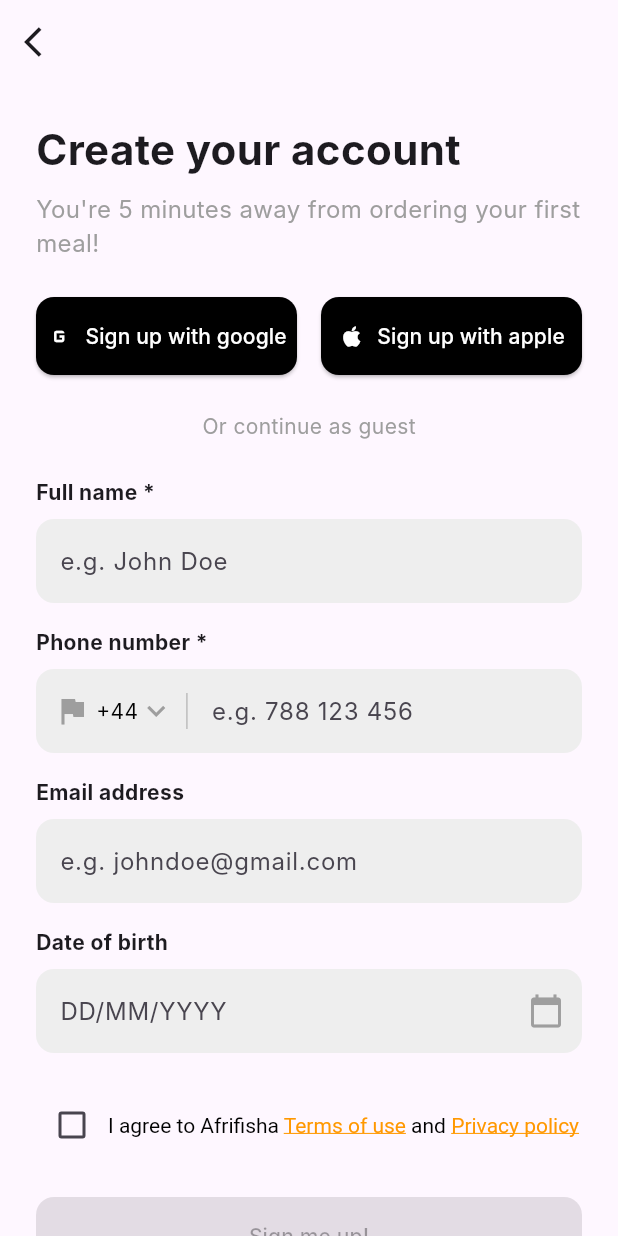
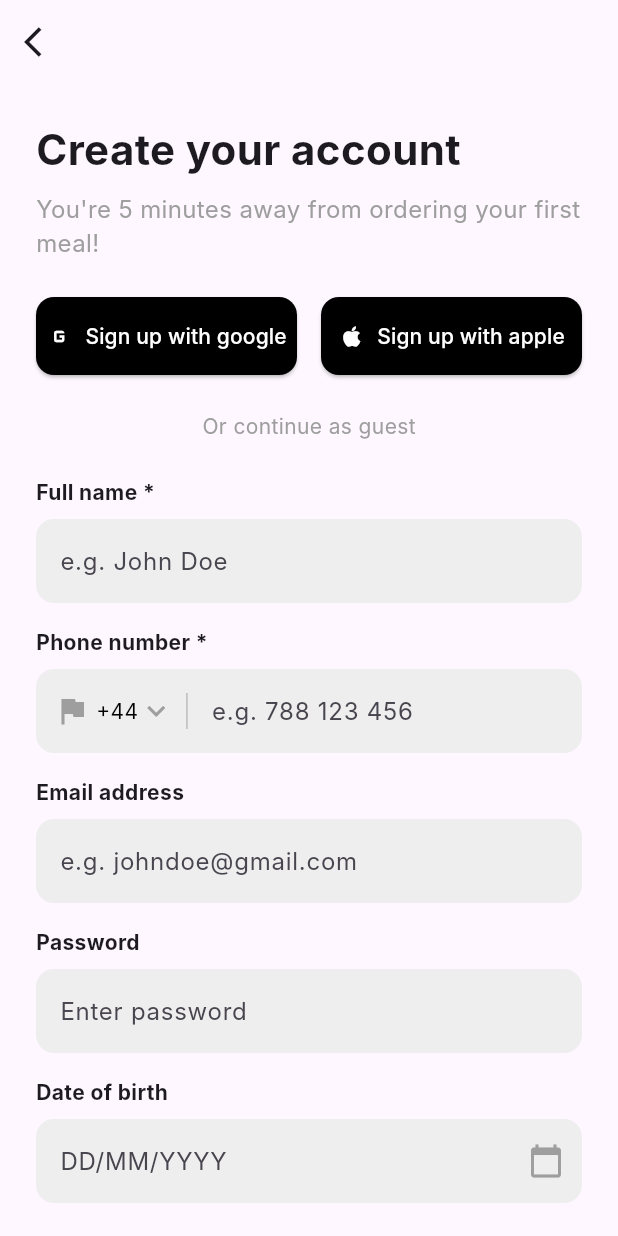
Before and after one commit to progFilthi/food_delivery, a Flutter app: the LoginScreen screen opened by its route, after a tap on an icon or button, on a phone screen of 412 x 824 dp. Run offline on Flutter 3.47's test engine with Material 3 defaults, Android fonts, the phone set to English and light mode, and no system bars; our stand-ins replace firebase_auth, firebase_core; accounts and stored records are empty; network calls fail; Roboto replaces fonts that are missing (Inter); statements that could not run were skipped.

Commit message:
Update dependencies and implement Firebase authentication in the app. Added email and password sign-up and login functionality, updated Podfile for iOS platform version, and modified pubspec.lock for new package versions.

```diff
--- a/lib/screens/authentication/create_account_screen.dart
+++ b/lib/screens/authentication/create_account_screen.dart
@@ -2,6 +2,7 @@ import 'package:flutter/material.dart';
 import 'package:flutter/gestures.dart'; // Required for TapGestureRecognizer
 import 'package:food_delivery_app/widgets/custom_text_field.dart';
 import 'package:food_delivery_app/widgets/custom_phone_field.dart';
+import 'package:firebase_auth/firebase_auth.dart';
 
 class CreateAccountScreen extends StatefulWidget {
   const CreateAccountScreen({super.key});
@@ -12,6 +13,50 @@ class CreateAccountScreen extends StatefulWidget {
 
 class _CreateAccountScreenState extends State<CreateAccountScreen> {
   bool _agreedToTerms = false;
+  final TextEditingController _emailController = TextEditingController();
+  final TextEditingController _passwordController = TextEditingController();
+  bool _isLoading = false;
+
+  @override
+  void dispose() {
+    _emailController.dispose();
+    _passwordController.dispose();
+    super.dispose();
+  }
+
+  Future<void> _signUp() async {
+    setState(() {
+      _isLoading = true;
+    });
+    try {
+      await FirebaseAuth.instance.createUserWithEmailAndPassword(
+        email: _emailController.text.trim(),
+        password: _passwordController.text.trim(),
+      );
+      if (mounted) {
+        Navigator.pushNamed(context, '/verification');
+      }
+    } on FirebaseAuthException catch (e) {
+      showDialog(
+        context: context,
+        builder: (context) => AlertDialog(
+          title: const Text('Signup Failed'),
+          content: Text(e.message ?? 'Unknown error'),
+          actions: [
+            TextButton(
+              onPressed: () => Navigator.of(context).pop(),
+              child: const Text('OK'),
+            ),
+          ],
+        ),
+      );
+    } finally {
+      if (mounted)
+        setState(() {
+          _isLoading = false;
+        });
+    }
+  }
 
   @override
   Widget build(BuildContext context) {
@@ -33,18 +78,12 @@ class _CreateAccountScreenState extends State<CreateAccountScreen> {
           children: [
             const Text(
               'Create your account',
-              style: TextStyle(
-                fontSize: 28,
-                fontWeight: FontWeight.bold,
-              ),
+              style: TextStyle(fontSize: 28, fontWeight: FontWeight.bold),
             ),
             const SizedBox(height: 8),
             const Text(
               'You\'re 5 minutes away from ordering your first meal!',
-              style: TextStyle(
-                fontSize: 16,
-                color: Colors.grey,
-              ),
+              style: TextStyle(fontSize: 16, color: Colors.grey),
             ),
             const SizedBox(height: 24),
             Row(
@@ -62,7 +101,9 @@ class _CreateAccountScreenState extends State<CreateAccountScreen> {
                         borderRadius: BorderRadius.circular(12),
                       ),
                     ),
-                    icon: const Icon(Icons.g_mobiledata), // Placeholder for Google icon
+                    icon: const Icon(
+                      Icons.g_mobiledata,
+                    ), // Placeholder for Google icon
                     label: const Text('Sign up with google'),
                   ),
                 ),
@@ -98,9 +139,24 @@ class _CreateAccountScreenState extends State<CreateAccountScreen> {
             const SizedBox(height: 16),
             CustomPhoneField(label: 'Phone number *', prefixText: '+44'),
             const SizedBox(height: 16),
-            CustomTextField(label: 'Email address', hintText: 'e.g. johndoe@gmail.com'),
+            CustomTextField(
+              label: 'Email address',
+              hintText: 'e.g. johndoe@gmail.com',
+              controller: _emailController,
+            ),
             const SizedBox(height: 16),
-            CustomTextField(label: 'Date of birth', hintText: 'DD/MM/YYYY', suffixIcon: Icons.calendar_today),
+            CustomTextField(
+              label: 'Password',
+              hintText: 'Enter password',
+              controller: _passwordController,
+              obscureText: true,
+            ),
+            const SizedBox(height: 16),
+            CustomTextField(
+              label: 'Date of birth',
+              hintText: 'DD/MM/YYYY',
+              suffixIcon: Icons.calendar_today,
+            ),
             const SizedBox(height: 24),
             Row(
               children: [
@@ -121,7 +177,10 @@ class _CreateAccountScreenState extends State<CreateAccountScreen> {
                       children: [
                         TextSpan(
                           text: 'Terms of use',
-                          style: const TextStyle(color: Colors.orange, decoration: TextDecoration.underline),
+                          style: const TextStyle(
+                            color: Colors.orange,
+                            decoration: TextDecoration.underline,
+                          ),
                           recognizer: TapGestureRecognizer()
                             ..onTap = () {
                               // Navigate to terms of use
@@ -130,7 +189,10 @@ class _CreateAccountScreenState extends State<CreateAccountScreen> {
                         const TextSpan(text: ' and '),
                         TextSpan(
                           text: 'Privacy policy',
-                          style: const TextStyle(color: Colors.orange, decoration: TextDecoration.underline),
+                          style: const TextStyle(
+                            color: Colors.orange,
+                            decoration: TextDecoration.underline,
+                          ),
                           recognizer: TapGestureRecognizer()
                             ..onTap = () {
                               // Navigate to privacy policy
@@ -146,9 +208,7 @@ class _CreateAccountScreenState extends State<CreateAccountScreen> {
             SizedBox(
               width: double.infinity,
               child: ElevatedButton(
-                onPressed: _agreedToTerms ? () {
-                  Navigator.pushNamed(context, '/verification');
-                } : null,
+                onPressed: _agreedToTerms && !_isLoading ? _signUp : null,
                 style: ElevatedButton.styleFrom(
                   backgroundColor: Colors.orange,
                   foregroundColor: Colors.white,
@@ -157,7 +217,9 @@ class _CreateAccountScreenState extends State<CreateAccountScreen> {
                     borderRadius: BorderRadius.circular(12),
                   ),
                 ),
-                child: const Text('Sign me up!'),
+                child: _isLoading
+                    ? const CircularProgressIndicator(color: Colors.white)
+                    : const Text('Sign me up!'),
               ),
             ),
             const SizedBox(height: 16),
--- a/lib/screens/authentication/login_screen.dart
+++ b/lib/screens/authentication/login_screen.dart
@@ -1,5 +1,6 @@
 import 'package:flutter/material.dart';
 import 'package:food_delivery_app/widgets/custom_text_field.dart';
+import 'package:firebase_auth/firebase_auth.dart';
 
 class LoginScreen extends StatefulWidget {
   const LoginScreen({super.key});
@@ -10,6 +11,50 @@ class LoginScreen extends StatefulWidget {
 
 class _LoginScreenState extends State<LoginScreen> {
   bool _obscureText = true;
+  final TextEditingController _emailController = TextEditingController();
+  final TextEditingController _passwordController = TextEditingController();
+  bool _isLoading = false;
+
+  @override
+  void dispose() {
+    _emailController.dispose();
+    _passwordController.dispose();
+    super.dispose();
+  }
+
+  Future<void> _login() async {
+    setState(() {
+      _isLoading = true;
+    });
+    try {
+      await FirebaseAuth.instance.signInWithEmailAndPassword(
+        email: _emailController.text.trim(),
+        password: _passwordController.text.trim(),
+      );
+      if (mounted) {
+        Navigator.pushNamed(context, '/home');
+      }
+    } on FirebaseAuthException catch (e) {
+      showDialog(
+        context: context,
+        builder: (context) => AlertDialog(
+          title: const Text('Login Failed'),
+          content: Text(e.message ?? 'Unknown error'),
+          actions: [
+            TextButton(
+              onPressed: () => Navigator.of(context).pop(),
+              child: const Text('OK'),
+            ),
+          ],
+        ),
+      );
+    } finally {
+      if (mounted)
+        setState(() {
+          _isLoading = false;
+        });
+    }
+  }
 
   @override
   Widget build(BuildContext context) {
@@ -31,51 +76,25 @@ class _LoginScreenState extends State<LoginScreen> {
           children: [
             const Text(
               'Login',
-              style: TextStyle(
-                fontSize: 28,
-                fontWeight: FontWeight.bold,
-              ),
+              style: TextStyle(fontSize: 28, fontWeight: FontWeight.bold),
             ),
             const SizedBox(height: 8),
             const Text(
               'We\'re excited to have you back! 👋',
-              style: TextStyle(
-                fontSize: 16,
-                color: Colors.grey,
-              ),
+              style: TextStyle(fontSize: 16, color: Colors.grey),
             ),
             const SizedBox(height: 24),
-            CustomTextField(label: 'Email address', hintText: 'e.g. johndoe@gmail.com'),
+            CustomTextField(
+              label: 'Email address',
+              hintText: 'e.g. johndoe@gmail.com',
+              controller: _emailController,
+            ),
             const SizedBox(height: 16),
-            Column(
-              crossAxisAlignment: CrossAxisAlignment.start,
-              children: [
-                const Text(
-                  'Password',
-                  style: TextStyle(fontWeight: FontWeight.bold),
-                ),
-                const SizedBox(height: 8),
-                TextField(
-                  obscureText: _obscureText,
-                  decoration: InputDecoration(
-                    hintText: 'Enter password',
-                    border: OutlineInputBorder(
-                      borderRadius: BorderRadius.circular(12),
-                      borderSide: BorderSide.none,
-                    ),
-                    filled: true,
-                    fillColor: Colors.grey[200],
-                    suffixIcon: IconButton(
-                      icon: Icon(_obscureText ? Icons.visibility_off : Icons.visibility),
-                      onPressed: () {
-                        setState(() {
-                          _obscureText = !_obscureText;
-                        });
-                      },
-                    ),
-                  ),
-                ),
-              ],
+            CustomTextField(
+              label: 'Password',
+              hintText: 'Enter password',
+              controller: _passwordController,
+              obscureText: true,
             ),
             const SizedBox(height: 16),
             Align(
@@ -94,9 +113,7 @@ class _LoginScreenState extends State<LoginScreen> {
             SizedBox(
               width: double.infinity,
               child: ElevatedButton(
-                onPressed: () {
-                  Navigator.pushNamed(context, '/home'); // Navigate to home after login
-                },
+                onPressed: !_isLoading ? _login : null,
                 style: ElevatedButton.styleFrom(
                   backgroundColor: Colors.orange,
                   foregroundColor: Colors.white,
@@ -105,7 +122,9 @@ class _LoginScreenState extends State<LoginScreen> {
                     borderRadius: BorderRadius.circular(12),
                   ),
                 ),
-                child: const Text('Get me in!'),
+                child: _isLoading
+                    ? const CircularProgressIndicator(color: Colors.white)
+                    : const Text('Get me in!'),
               ),
             ),
             const SizedBox(height: 24),
@@ -124,7 +143,9 @@ class _LoginScreenState extends State<LoginScreen> {
                         borderRadius: BorderRadius.circular(12),
                       ),
                     ),
-                    icon: const Icon(Icons.g_mobiledata), // Placeholder for Google icon
+                    icon: const Icon(
+                      Icons.g_mobiledata,
+                    ), // Placeholder for Google icon
                     label: const Text('Sign in with google'),
                   ),
                 ),
@@ -152,7 +173,10 @@ class _LoginScreenState extends State<LoginScreen> {
             Center(
               child: TextButton(
                 onPressed: () {
-                  Navigator.pushNamed(context, '/'); // Navigate back to create account
+                  Navigator.pushNamed(
+                    context,
+                    '/',
+                  ); // Navigate back to create account
                 },
                 child: const Text(
                   'Don\'t have an account? Sign up',
--- a/lib/widgets/custom_text_field.dart
+++ b/lib/widgets/custom_text_field.dart
@@ -5,6 +5,7 @@ class CustomTextField extends StatelessWidget {
   final String hintText;
   final IconData? suffixIcon;
   final bool obscureText;
+  final TextEditingController? controller;
 
   const CustomTextField({
     super.key,
@@ -12,6 +13,7 @@ class CustomTextField extends StatelessWidget {
     required this.hintText,
     this.suffixIcon,
     this.obscureText = false,
+    this.controller,
   });
 
   @override
@@ -19,12 +21,10 @@ class CustomTextField extends StatelessWidget {
     return Column(
       crossAxisAlignment: CrossAxisAlignment.start,
       children: [
-        Text(
-          label,
-          style: const TextStyle(fontWeight: FontWeight.bold),
-        ),
+        Text(label, style: const TextStyle(fontWeight: FontWeight.bold)),
         const SizedBox(height: 8),
         TextField(
+          controller: controller,
           obscureText: obscureText,
           decoration: InputDecoration(
             hintText: hintText,
@@ -34,7 +34,9 @@ class CustomTextField extends StatelessWidget {
             ),
             filled: true,
             fillColor: Colors.grey[200],
-            suffixIcon: suffixIcon != null ? Icon(suffixIcon, color: Colors.grey) : null,
+            suffixIcon: suffixIcon != null
+                ? Icon(suffixIcon, color: Colors.grey)
+                : null,
           ),
         ),
       ],
--- a/pubspec.yaml
+++ b/pubspec.yaml
@@ -34,7 +34,8 @@ dependencies:
   # The following adds the Cupertino Icons font to your application.
   # Use with the CupertinoIcons class for iOS style icons.
   cupertino_icons: ^1.0.8
-  firebase_core: ^2.30.0
+  firebase_core: ^3.15.2
+  firebase_auth: ^5.7.0
 dev_dependencies:
   flutter_test:
     sdk: flutter
```
Also changed, not shown: pubspec.lock, 4 other files.
